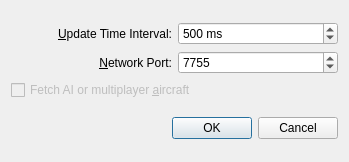
First picture: the form in optionsdialog.ui, repository slawekmikula/littlefgconnect, before the edit.
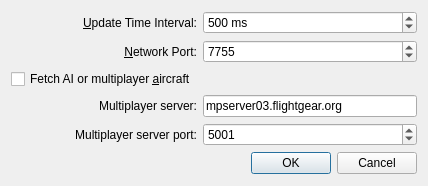
Second picture: the form after the edit.

Commit message: - compatibile with LittleNavMap XPlane protocol version - added transmission of AI models (* some fix needed on FlightGear src - will post it to mailinglist) - added transmission of Multiplayer flights from multiplayer servers

```diff
--- a/optionsdialog.ui
+++ b/optionsdialog.ui
@@ -6,8 +6,8 @@
    <rect>
     <x>0</x>
     <y>0</y>
-    <width>349</width>
-    <height>162</height>
+    <width>428</width>
+    <height>186</height>
    </rect>
   </property>
   <property name="windowTitle">
@@ -16,28 +16,7 @@
   <layout class="QVBoxLayout" name="verticalLayout">
    <item>
     <layout class="QGridLayout" name="gridLayout">
-     <item row="1" column="1">
-      <widget class="QSpinBox" name="spinBoxOptionsPort">
-       <property name="toolTip">
-        <string>This can normally be left at default.
-Change this value only if another application occupies this port and 
-you get an error message like &quot;The bound address is already in use&quot;.</string>
-       </property>
-       <property name="statusTip">
-        <string>This can normally be left at default.\nChange this value only if another application occupies this port and \nyou get an error message like &quot;The bound address is already in use&quot;.</string>
-       </property>
-       <property name="minimum">
-        <number>1024</number>
-       </property>
-       <property name="maximum">
-        <number>65535</number>
-       </property>
-       <property name="value">
-        <number>7755</number>
-       </property>
-      </widget>
-     </item>
-     <item row="0" column="1">
+     <item row="2" column="1">
       <widget class="QSpinBox" name="spinBoxOptionsUpdateRate">
        <property name="toolTip">
         <string>Allowed range is 50 milliseconds up to 2 seconds. 
@@ -63,20 +42,7 @@
        </property>
       </widget>
      </item>
-     <item row="0" column="0">
-      <widget class="QLabel" name="labelOptionsUpdateRate">
-       <property name="text">
-        <string>&amp;Update Time Interval:</string>
-       </property>
-       <property name="alignment">
-        <set>Qt::AlignRight|Qt::AlignTrailing|Qt::AlignVCenter</set>
-       </property>
-       <property name="buddy">
-        <cstring>spinBoxOptionsUpdateRate</cstring>
-       </property>
-      </widget>
-     </item>
-     <item row="1" column="0">
+     <item row="3" column="0">
       <widget class="QLabel" name="labelOptionsPort">
        <property name="text">
         <string>&amp;Network Port:</string>
@@ -89,10 +55,10 @@
        </property>
       </widget>
      </item>
-     <item row="2" column="0" colspan="2">
+     <item row="4" column="0">
       <widget class="QCheckBox" name="checkBoxFetchAiAircraft">
        <property name="enabled">
-        <bool>false</bool>
+        <bool>true</bool>
        </property>
        <property name="toolTip">
         <string>Deselect to disable fetching and transmission of AI or multiplayer aircraft</string>
@@ -108,6 +74,83 @@
        </property>
       </widget>
      </item>
+     <item row="3" column="1">
+      <widget class="QSpinBox" name="spinBoxOptionsPort">
+       <property name="toolTip">
+        <string>This can normally be left at default.
+Change this value only if another application occupies this port and 
+you get an error message like &quot;The bound address is already in use&quot;.</string>
+       </property>
+       <property name="statusTip">
+        <string>This can normally be left at default.\nChange this value only if another application occupies this port and \nyou get an error message like &quot;The bound address is already in use&quot;.</string>
+       </property>
+       <property name="minimum">
+        <number>1024</number>
+       </property>
+       <property name="maximum">
+        <number>65535</number>
+       </property>
+       <property name="value">
+        <number>7755</number>
+       </property>
+      </widget>
+     </item>
+     <item row="6" column="0">
+      <widget class="QLabel" name="label_2">
+       <property name="text">
+        <string>Multiplayer server port:</string>
+       </property>
+       <property name="alignment">
+        <set>Qt::AlignRight|Qt::AlignTrailing|Qt::AlignVCenter</set>
+       </property>
+      </widget>
+     </item>
+     <item row="6" column="1">
+      <widget class="QSpinBox" name="spinBoxMultiplayerServerPort">
+       <property name="enabled">
+        <bool>true</bool>
+       </property>
+       <property name="maximum">
+        <number>65535</number>
+       </property>
+       <property name="value">
+        <number>5001</number>
+       </property>
+      </widget>
+     </item>
+     <item row="2" column="0">
+      <widget class="QLabel" name="labelOptionsUpdateRate">
+       <property name="text">
+        <string>&amp;Update Time Interval:</string>
+       </property>
+       <property name="alignment">
+        <set>Qt::AlignRight|Qt::AlignTrailing|Qt::AlignVCenter</set>
+       </property>
+       <property name="buddy">
+        <cstring>spinBoxOptionsUpdateRate</cstring>
+       </property>
+      </widget>
+     </item>
+     <item row="5" column="0">
+      <widget class="QLabel" name="labelMultiplayerServerHost">
+       <property name="text">
+        <string>Multiplayer server:</string>
+       </property>
+       <property name="alignment">
+        <set>Qt::AlignRight|Qt::AlignTrailing|Qt::AlignVCenter</set>
+       </property>
+      </widget>
+     </item>
+     <item row="5" column="1">
+      <widget class="QLineEdit" name="textLineMultiplayerServerHost">
+       <property name="enabled">
+        <bool>true</bool>
+       </property>
+       <property name="text">
+        <string>mpserver03.flightgear.org</string>
+       </property>
+      </widget>
+     </item>
     </layout>
    </item>
    <item>
```
The commit also changes 11 other files.
